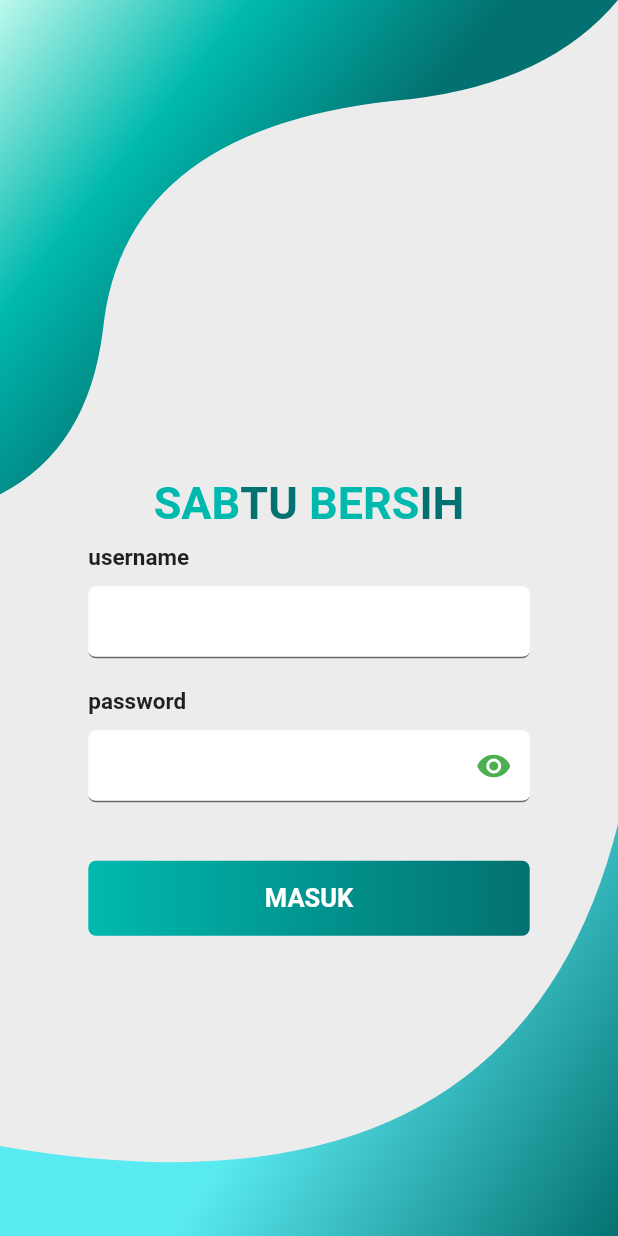
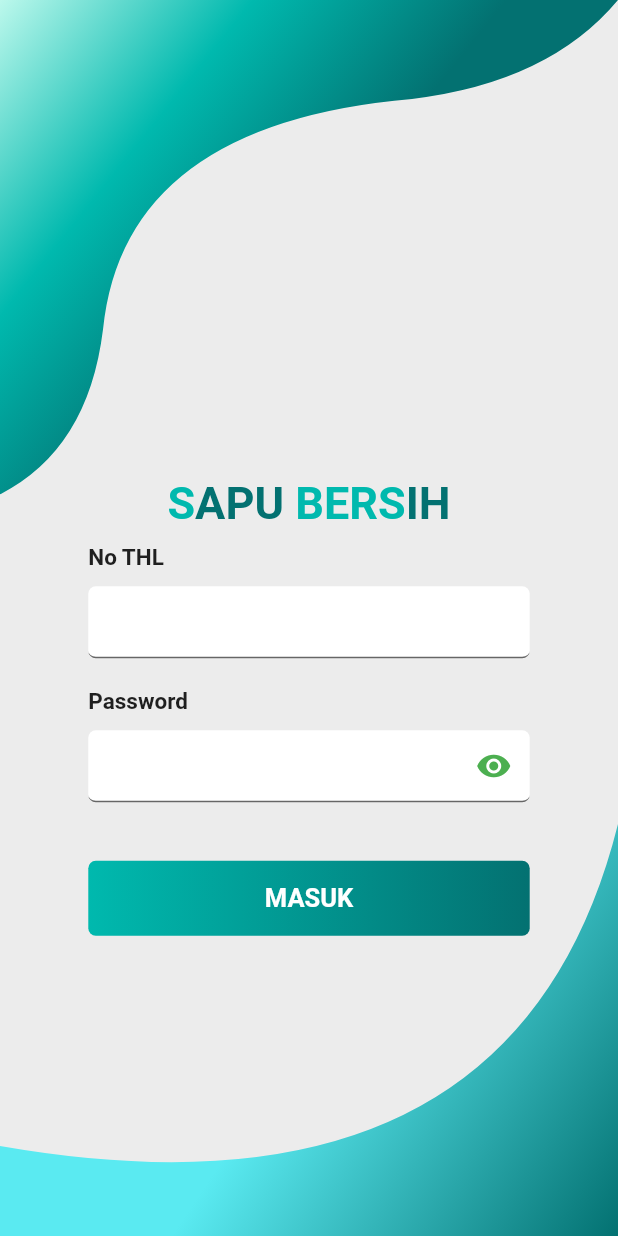
Before and after one commit to dhohirpradana/sapu_bersih, a Flutter app: the LoginPageKu screen opened directly, on a phone screen of 412 x 824 dp. Run offline on Flutter 3.47's test engine with Material 2 defaults, Android fonts, the light colour scheme and no system bars; our stand-ins replace audioplayers, fluttertoast, geolocator, google_fonts, google_maps_flutter, image_picker and 3 more; missing offline and left inert: android_intent, geocoder, onesignal_flutter; accounts and stored records are empty.

Commit message:
Fix Login Page

```diff
--- a/lib/Pages/login_page.dart
+++ b/lib/Pages/login_page.dart
@@ -119,9 +119,9 @@ class _LoginPageKuState extends State<LoginPageKu> {
         Navigator.pop(context);
         setState(() {
           internetStatusText = "";
-          validationText = "Username atau password salah";
+          validationText = "No THL atau password salah";
         });
-        print("Username atau password salah");
+        print("No THL atau password salah");
       } else {
         Navigator.pop(context);
       }
@@ -203,7 +203,7 @@ class _LoginPageKuState extends State<LoginPageKu> {
     return RichText(
       textAlign: TextAlign.center,
       text: TextSpan(
-          text: 'SAB',
+          text: 'S',
           style: GoogleFonts.portLligatSans(
             textStyle: Theme.of(context).textTheme.display1,
             fontSize: 30,
@@ -212,7 +212,7 @@ class _LoginPageKuState extends State<LoginPageKu> {
           ),
           children: [
             TextSpan(
-              text: 'TU',
+              text: 'APU',
               style: TextStyle(color: Color(0xff037171), fontSize: 30),
             ),
             TextSpan(
@@ -238,7 +238,7 @@ class _LoginPageKuState extends State<LoginPageKu> {
               crossAxisAlignment: CrossAxisAlignment.start,
               children: <Widget>[
                 Text(
-                  "username",
+                  "No THL",
                   style: TextStyle(fontWeight: FontWeight.bold, fontSize: 15),
                 ),
                 SizedBox(
@@ -284,7 +284,7 @@ class _LoginPageKuState extends State<LoginPageKu> {
               crossAxisAlignment: CrossAxisAlignment.start,
               children: <Widget>[
                 Text(
-                  "password",
+                  "Password",
                   style: TextStyle(fontWeight: FontWeight.bold, fontSize: 15),
                 ),
                 SizedBox(
--- a/lib/api/api.dart
+++ b/lib/api/api.dart
@@ -1,5 +1,5 @@
 class BaseUrl {
-  static String ip = "http://192.168.43.176:8000";
+  static String ip = "http://192.168.43.205:8000";
   // FOR ANDROID EXT
   static String login = "$ip/api/login";
   static String rekam = "$ip/api/presensi";
```
